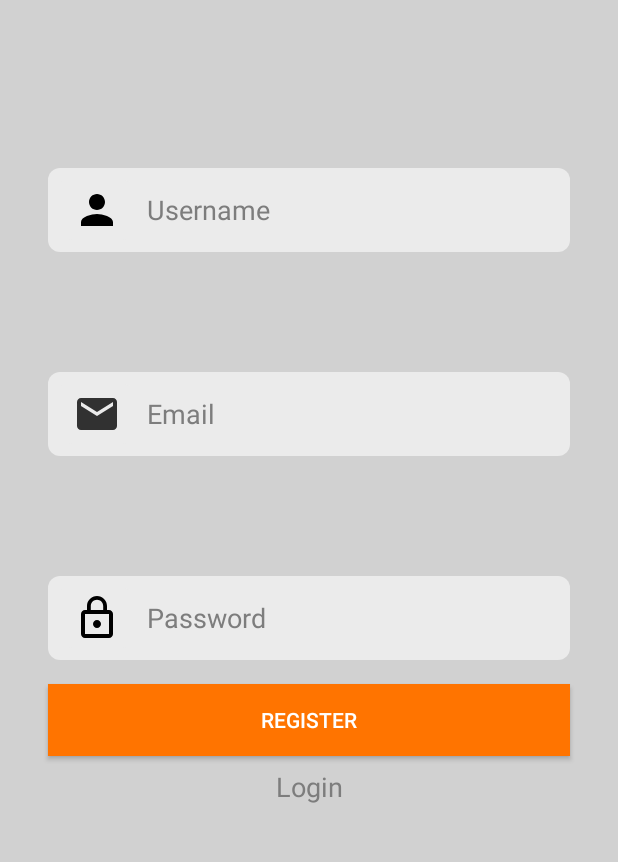
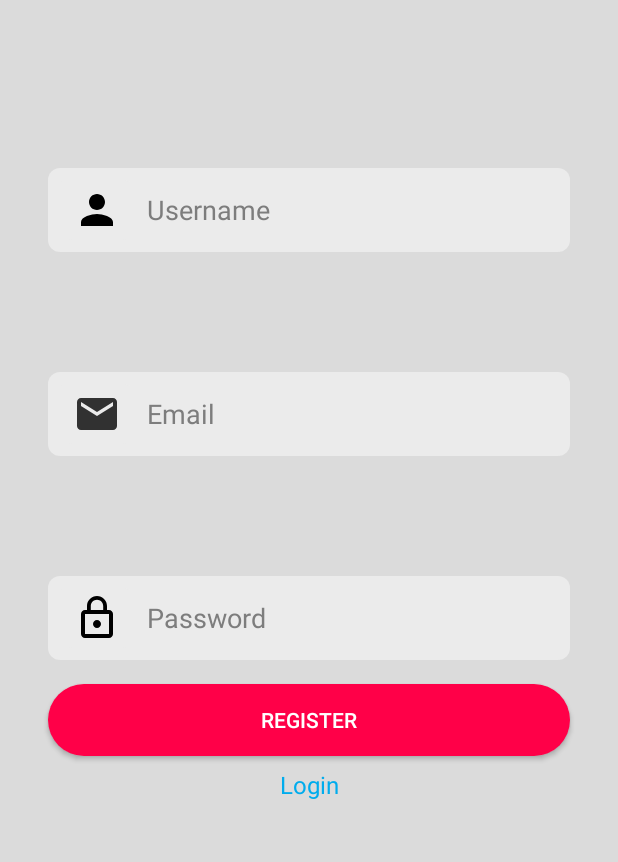
Before and after one commit to LaodeMFauzan/Print-In, an Android app: the RegisterActivity screen opened directly, with no data from a screen before it, on a phone screen of 412 x 824 dp, the part 300-1162 px from its top. Run offline under Robolectric (Android 15) with nearby library versions, the phone set to English and light mode, and no system bars; our stand-ins replace Firebase (no records; nobody signed in at launch, a user with empty details on screens opened directly); 1 statement that could not run was skipped.

Commit message:
added : improve button design,fixing bug empty field,move to home and upload file activity,progressbar shown

```diff
--- a/app/src/main/AndroidManifest.xml
+++ b/app/src/main/AndroidManifest.xml
@@ -17,13 +17,14 @@
         android:supportsRtl="true"
         android:theme="@style/AppTheme">
         <activity android:name=".OrderListActivity">
+        </activity>
+        <activity android:name=".LoginActivity" >
             <intent-filter>
                 <action android:name="android.intent.action.MAIN" />
 
                 <category android:name="android.intent.category.LAUNCHER" />
             </intent-filter>
         </activity>
-        <activity android:name=".LoginActivity" />
         <activity android:name=".UploadFileActivity"></activity>
         <activity
             android:name=".RegisterActivity"
--- /dev/null
+++ b/app/src/main/res/drawable/custom_btn_authentication.xml
@@ -0,0 +1,7 @@
+<?xml version="1.0" encoding="utf-8"?>
+<shape xmlns:android="http://schemas.android.com/apk/res/android"
+    android:shape="rectangle">
+    <corners android:radius="32dp"/>
+    <solid android:color="@color/btn_login"/>
+
+</shape>
--- a/app/src/main/res/layout/activity_register.xml
+++ b/app/src/main/res/layout/activity_register.xml
@@ -100,7 +100,7 @@
         android:layout_marginEnd="32dp"
         android:layout_marginRight="32dp"
         android:layout_marginBottom="16dp"
-        android:background="@color/btn_login"
+        android:background="@drawable/custom_btn_authentication"
         android:text="@string/register"
         android:textColor="@color/whiteColor"
         app:layout_constraintBottom_toTopOf="@+id/tv_login"
@@ -116,14 +116,27 @@
         android:id="@+id/tv_login"
         android:layout_width="wrap_content"
         android:layout_height="wrap_content"
-        android:layout_gravity="center"
         android:layout_marginTop="8dp"
+        android:gravity="center"
         android:text="@string/login"
         android:textAlignment="center"
-        android:textColor="@color/hint_color"
-        android:textSize="18sp"
-        app:layout_constraintLeft_toLeftOf="parent"
+        android:textColor="@color/bg_tv_link"
+        android:textSize="16sp"
+        app:layout_constraintStart_toStartOf="parent"
+        app:layout_constraintLeft_toRightOf="parent"
+        app:layout_constraintEnd_toEndOf="parent"
         app:layout_constraintRight_toRightOf="parent"
         app:layout_constraintTop_toBottomOf="@+id/btn_register" />
 
+    <ProgressBar
+        android:id="@+id/pb_register"
+        android:layout_width="wrap_content"
+        android:layout_height="wrap_content"
+        android:elevation="2dp"
+        android:translationZ="2dp"
+        app:layout_constraintTop_toTopOf="parent"
+        app:layout_constraintLeft_toLeftOf="parent"
+        app:layout_constraintRight_toRightOf="parent"
+        app:layout_constraintBottom_toBottomOf="parent" />
+
 </android.support.constraint.ConstraintLayout>
--- a/app/src/main/res/layout/activity_upload_file.xml
+++ b/app/src/main/res/layout/activity_upload_file.xml
@@ -14,11 +14,10 @@
         app:layout_constraintEnd_toEndOf="parent"
         app:layout_constraintStart_toStartOf="parent"
         app:layout_constraintTop_toTopOf="parent"
-        tools:itemCount="2"
-        tools:listitem="@layout/recycler_view_item" />
+        tools:itemCount="2" />
 
     <Button
-        android:id="@+id/button"
+        android:id="@+id/btn_upload_file"
         android:layout_width="wrap_content"
         android:layout_height="wrap_content"
         android:layout_marginTop="32dp"
--- a/app/src/main/res/layout/fragment_empty_order.xml
+++ b/app/src/main/res/layout/fragment_empty_order.xml
@@ -9,7 +9,7 @@
         android:id="@+id/imageView"
         android:layout_width="match_parent"
         android:layout_height="match_parent"
-        app:srcCompat="@drawable/empty_order_bg"
+
         android:scaleType="centerCrop"/>
 
     <android.support.constraint.ConstraintLayout
--- a/app/src/main/res/values/colors.xml
+++ b/app/src/main/res/values/colors.xml
@@ -6,10 +6,10 @@
 
     <color name="blackColor">#000</color>
     <color name="whiteColor">#fff</color>
-    <color name="bg_login">	#00aced</color>
-    <color name="btn_login">#ff7400</color>
-    <color name="btn_register">#158799</color>
-    <color name="background_all">#d1d1d1</color>
+    <color name="bg_tv_link">	#00aced</color>
+    <color name="btn_login">#FF0048</color>
+    <color name="btn_register">#FF0048</color>
+    <color name="background_all">#DBDBDB</color>
     <color name="custom_et">#EBEBEB</color>
     <color name="hint_color">#7D7D7D</color>
     <color name="bg_color">#DBDBDB</color>
--- a/app/src/main/res/values/strings.xml
+++ b/app/src/main/res/values/strings.xml
@@ -4,6 +4,7 @@
     <string name="password">Password</string>
     <string name="login">Login</string>
     <string name="register">Register</string>
+
     <string name="username">Username</string>
     <string name="buat_order">Buat Order</string>
     <string name="order_kosong">Order Kosong!</string>
@@ -31,4 +32,6 @@
     <string name="default_type_bind">Lakban Hitam</string>
     <string name="total_cost">Total Biaya : 12.000</string>
     <string name="default_total_page">12 Halaman</string>
+    <string name="just_login">Already have an account? <font color='#01C6DB'>Login</font></string>
+    <string name="just_register">Don\'t have an account ? <font color='#01C6DB'>Register</font></string>
 </resources>
```
Also changed, not shown: app/src/main/res/layout/activity_login.xml (+19 -6 lines).
